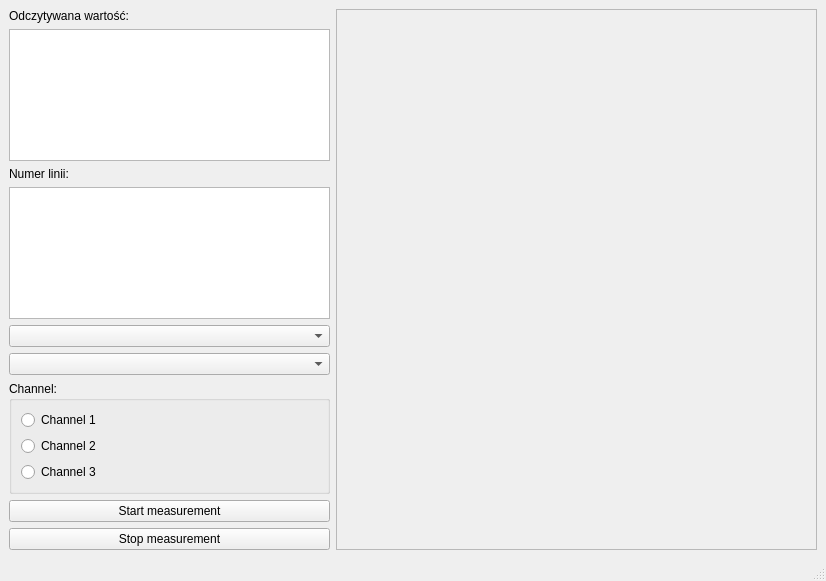
The window that mainwindow.ui (adiakimson/emg_desktop) describes before a commit, drawn with Qt 5.
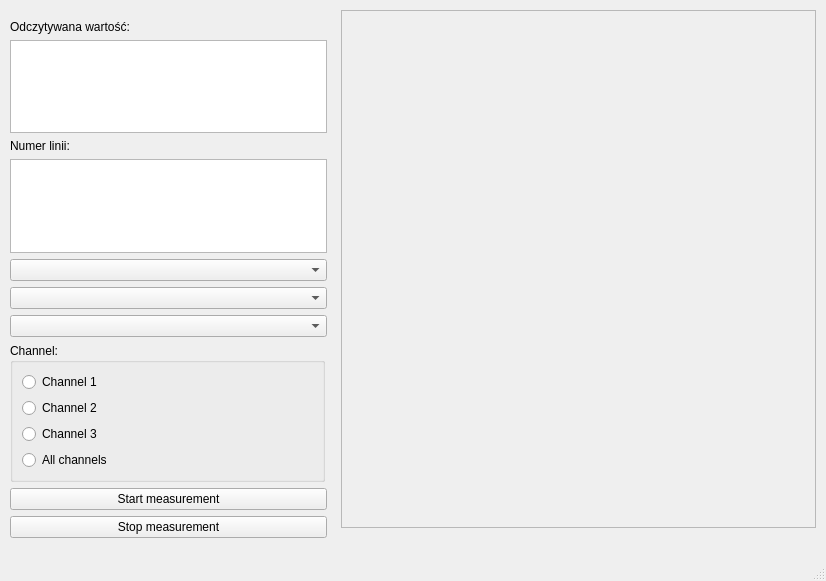
The same window after the commit.

What changed in the file:
```diff
--- a/mainwindow.ui
+++ b/mainwindow.ui
@@ -14,10 +14,31 @@
    <string>MainWindow</string>
   </property>
   <widget class="QWidget" name="centralwidget">
-   <layout class="QVBoxLayout" name="verticalLayout_3">
-    <item>
-     <layout class="QHBoxLayout" name="horizontalLayout" stretch="2,3">
-      <item>
+   <widget class="QFrame" name="frame">
+    <property name="geometry">
+     <rect>
+      <x>341</x>
+      <y>10</y>
+      <width>475</width>
+      <height>518</height>
+     </rect>
+    </property>
+    <property name="frameShape">
+     <enum>QFrame::StyledPanel</enum>
+    </property>
+    <property name="frameShadow">
+     <enum>QFrame::Raised</enum>
+    </property>
+   </widget>
+   <widget class="QWidget" name="">
+    <property name="geometry">
+     <rect>
+      <x>10</x>
+      <y>20</y>
+      <width>317</width>
+      <height>518</height>
+     </rect>
+    </property>
        <layout class="QVBoxLayout" name="verticalLayout_2">
         <item>
          <widget class="QLabel" name="label_2">
@@ -49,8 +70,17 @@
         <item>
          <widget class="QComboBox" name="comboBox_2"/>
         </item>
+     <item>
+      <widget class="QComboBox" name="comboBox_3"/>
+     </item>
         <item>
          <widget class="QGroupBox" name="groupBox">
+       <property name="maximumSize">
+        <size>
+         <width>315</width>
+         <height>16777215</height>
+        </size>
+       </property>
           <property name="title">
            <string>Channel:</string>
           </property>
@@ -76,6 +106,13 @@
              </property>
             </widget>
            </item>
+        <item>
+         <widget class="QRadioButton" name="radioButton_4">
+          <property name="text">
+           <string>All channels</string>
+          </property>
+         </widget>
+        </item>
           </layout>
          </widget>
         </item>
@@ -94,20 +131,7 @@
          </widget>
         </item>
        </layout>
-      </item>
-      <item>
-       <widget class="QFrame" name="frame">
-        <property name="frameShape">
-         <enum>QFrame::StyledPanel</enum>
-        </property>
-        <property name="frameShadow">
-         <enum>QFrame::Raised</enum>
-        </property>
-       </widget>
-      </item>
-     </layout>
-    </item>
-   </layout>
+   </widget>
   </widget>
   <widget class="QMenuBar" name="menubar">
    <property name="geometry">
```
Lines whose indentation alone changed are shown as unchanged.
